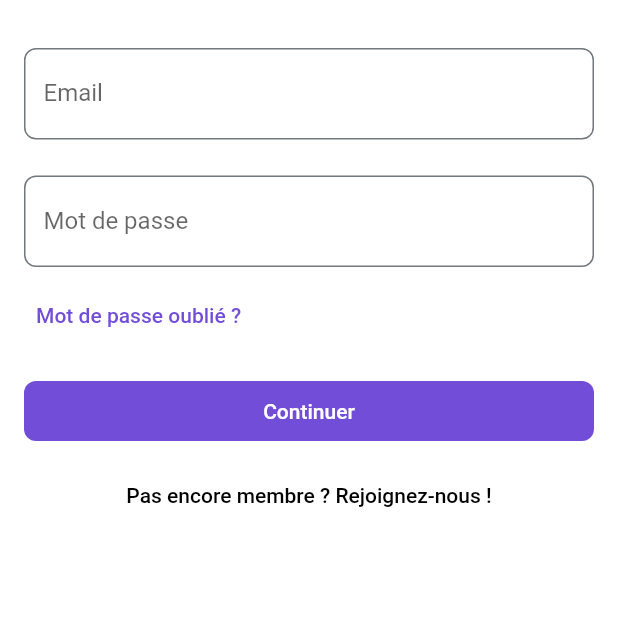
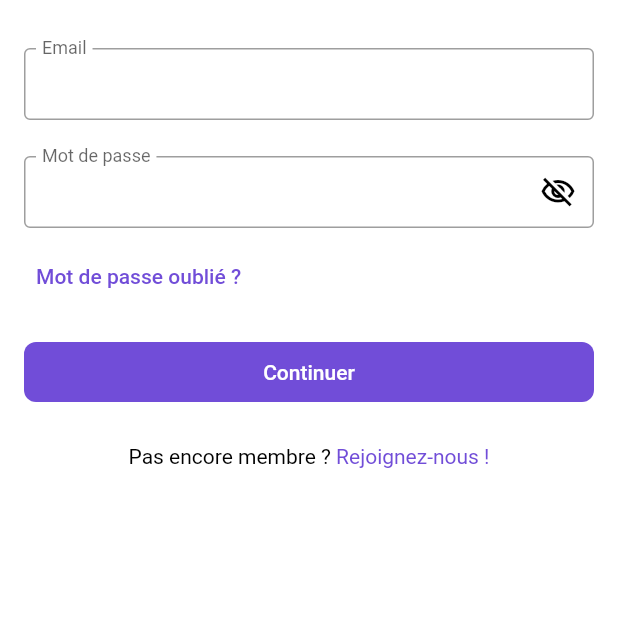
Before and after one commit to Swafe-app/swafe-app, a Flutter app: the LoginView screen opened by its route, on a phone screen of 412 x 824 dp, the top half of it. Run offline on Flutter 3.47's test engine with Material 2 defaults, Android fonts, the phone set to English and light mode, and no system bars; our stand-ins replace bloc, cloud_firestore, email_validator, firebase_auth, firebase_core, firebase_database and 6 more; missing offline and left inert: dartleaf; accounts and stored records are empty.

Commit message:
changed the style of the home page and the login page

```diff
--- a/lib/views/LoginRegister/login_view.dart
+++ b/lib/views/LoginRegister/login_view.dart
@@ -9,16 +9,19 @@ import 'package:swafe/views/MainView/home.dart';
 import 'package:swafe/views/LoginRegister/register.dart';
 
 class LoginView extends StatefulWidget {
+  const LoginView({super.key});
+
   @override
-  _LoginViewState createState() => _LoginViewState();
+  LoginViewState createState() => LoginViewState();
 }
 
-class _LoginViewState extends State<LoginView> {
+class LoginViewState extends State<LoginView> {
   bool isKeyboardVisible = false;
+  bool visiblePassword = false;
   bool isEmailValid = true;
   String email = '';
   String password = '';
-  FirebaseAuthService _authService = FirebaseAuthService();
+  final FirebaseAuthService _authService = FirebaseAuthService();
 
   @override
   void initState() {
@@ -39,51 +42,37 @@ class _LoginViewState extends State<LoginView> {
         }
       },
       child: Container(
-        padding: EdgeInsets.all(Spacing
+        padding: const EdgeInsets.all(Spacing
             .standard), // Utilisation de Spacing.standard pour la marge globale
         child: Column(
           mainAxisSize: MainAxisSize.min,
           children: [
             Padding(
-              padding: EdgeInsets.only(
-                  top: Spacing
-                      .standard), // Utilisation de Spacing.tripleExtraLarge pour la marge supérieure
+              padding: const EdgeInsets.only(top: Spacing.standard),
+              // Utilisation de Spacing.tripleExtraLarge pour la marge supérieure
               child: Container(
-                decoration: BoxDecoration(
-                  border: Border.all(
-                    color: MyColors.neutral40,
-                    width: 1.0,
+                decoration: const BoxDecoration(),
+                child: TextField(
+                  decoration: const InputDecoration(
+                    labelText: 'Email',
+                    border: OutlineInputBorder(),
+                    floatingLabelBehavior: FloatingLabelBehavior.always,
+                    contentPadding: EdgeInsets.all(Spacing
+                        .medium), // Utilisation de Spacing.medium pour le rembourrage
                   ),
-                  borderRadius: BorderRadius.circular(8.0),
-                ),
-                child: TextField(
                   onChanged: (value) {
                     setState(() {
                       email = value;
                       isEmailValid = EmailValidator.validate(email);
                     });
                   },
-                  decoration: InputDecoration(
-                    labelText: 'Email',
-                    border: InputBorder.none,
-                    contentPadding: EdgeInsets.all(Spacing
-                        .medium), // Utilisation de Spacing.medium pour le rembourrage
+                  keyboardType: TextInputType.emailAddress,
                 ),
               ),
             ),
-            ),
-            SizedBox(
-                height: Spacing
-                    .extraLarge), // Utilisation de Spacing.small pour l'espacement vertical
-            Container(
-              decoration: BoxDecoration(
-                border: Border.all(
-                  color: MyColors.neutral40,
-                  width: 1.0,
-                ),
-                borderRadius: BorderRadius.circular(8.0),
-              ),
-              child: TextField(
+            const SizedBox(height: Spacing.extraLarge),
+            // Utilisation de Spacing.small pour l'espacement vertical
+            TextField(
               onChanged: (value) {
                 setState(() {
                   password = value;
@@ -91,18 +80,25 @@ class _LoginViewState extends State<LoginView> {
               },
               decoration: InputDecoration(
                 labelText: 'Mot de passe',
-                  border: InputBorder.none,
-                  contentPadding: EdgeInsets.all(Spacing.medium),
-                ),
-                obscureText: true,
+                border: const OutlineInputBorder(),
+                floatingLabelBehavior: FloatingLabelBehavior.always,
+                contentPadding: const EdgeInsets.all(Spacing.medium),
+                suffixIcon: IconButton(
+                  onPressed: () =>
+                      setState(() => visiblePassword = !visiblePassword),
+                  icon: Icon(visiblePassword
+                      ? Icons.visibility_outlined
+                      : Icons.visibility_off_outlined),
+                  color: Colors.black,
                 ),
               ),
-            SizedBox(height: Spacing.small),
+              obscureText: visiblePassword,
+            ),
+            const SizedBox(height: Spacing.small),
             if (!isEmailValid)
-              Padding(
-                padding: EdgeInsets.only(
-                    left: Spacing
-                        .small), // Utilisation de Spacing.medium pour le padding
+              const Padding(
+                padding: EdgeInsets.only(left: Spacing.small),
+                // Utilisation de Spacing.medium pour le padding
                 child: Text(
                   "Veuillez saisir une adresse e-mail valide",
                   style: TextStyle(
@@ -111,13 +107,13 @@ class _LoginViewState extends State<LoginView> {
                   ),
                 ),
               ),
-            SizedBox(height: Spacing.none),
+            const SizedBox(height: Spacing.none),
             TextButton(
               onPressed: () {},
               style: TextButton.styleFrom(
                 alignment: Alignment.centerLeft,
               ),
-              child: Align(
+              child: const Align(
                 alignment: Alignment.centerLeft,
                 child: Text(
                   "Mot de passe oublié ?",
@@ -127,9 +123,8 @@ class _LoginViewState extends State<LoginView> {
                 ),
               ),
             ),
-            SizedBox(
-                height: Spacing
-                    .standard), // Utilisation de Spacing.standard pour l'espacement vertical
+            const SizedBox(height: Spacing.standard),
+            // Utilisation de Spacing.standard pour l'espacement vertical
             Column(
               children: [
                 ElevatedButton(
@@ -167,16 +162,16 @@ class _LoginViewState extends State<LoginView> {
                   ),
                   child: Container(
                     width: double.infinity,
-                    padding: EdgeInsets.symmetric(
+                    padding: const EdgeInsets.symmetric(
                       vertical: Spacing
                           .medium, // Utilisation de Spacing.medium pour le rembourrage vertical
                     ),
-                    child: Center(
+                    child: const Center(
                       child: Text('Continuer'),
                     ),
                   ),
                 ),
-                SizedBox(height: Spacing.small),
+                const SizedBox(height: Spacing.small),
                 ElevatedButton(
                   onPressed: () {
                     Navigator.push(
@@ -196,22 +191,28 @@ class _LoginViewState extends State<LoginView> {
                   ),
                   child: Container(
                     width: double.infinity,
-                    padding: EdgeInsets.symmetric(
+                    padding: const EdgeInsets.symmetric(
                       vertical: Spacing.medium,
                     ),
                     child: Center(
-                      child: Text(
-                        "Pas encore membre ? Rejoignez-nous !",
+                      child: RichText(
+                        text: const TextSpan(children: [
+                          TextSpan(
+                              text: "Pas encore membre ? ",
+                              style: TextStyle(color: Colors.black)),
+                          TextSpan(
+                            text: "Rejoignez-nous !",
                             style: TextStyle(
-                          color: Colors.black,
+                              color: MyColors.secondary40,
+                            ),
+                          ),
+                        ]),
                       ),
                     ),
                   ),
                 ),
-                ),
-                SizedBox(
-                    height: Spacing
-                        .huge), // Utilisation de Spacing.huge pour l'espacement vertical
+                const SizedBox(height: Spacing.huge),
+                // Utilisation de Spacing.huge pour l'espacement vertical
               ],
             ),
           ],
@@ -220,9 +221,3 @@ class _LoginViewState extends State<LoginView> {
     );
   }
 }
-
-void main() {
-  runApp(MaterialApp(
-    home: LoginView(),
-  ));
-}
--- a/lib/views/LoginRegister/welcome_view.dart
+++ b/lib/views/LoginRegister/welcome_view.dart
@@ -79,20 +79,35 @@ class WelcomeView extends StatelessWidget {
                           padding: EdgeInsets.symmetric(vertical: Spacing.standard),
                           // Utilisation de la constante Spacing.standard pour l'espacement vertical.
                           child: Center(
-                            child: Text.rich(
+                            child: RichText(
+                                text: TextSpan(
+                                  children: [
                                     TextSpan(
-                                text: "Tu as déjà un compte ? Se connecter",
+                                      text: "Tu as déjà un compte ? ",
+                                      style: typographyList
+                                          .firstWhere((element) =>
+                                      element.name == "Body XLarge Regular")
+                                          .style,
                                       recognizer: TapGestureRecognizer()
                                         ..onTap = () {
                                           _showLoginBottomSheet(
                                               context); // Afficher la feuille de bas de connexion.
                                         },
-                                style:
-                                typographyList
+                                    ),
+                                    TextSpan(
+                                      text: "Se connecter",
+                                      style: typographyList
                                           .firstWhere((element) =>
-                                element.name == "Title Small Medium")
+                                      element.name == "Body XLarge Medium")
                                           .style,
-                              ),
+                                      recognizer: TapGestureRecognizer()
+                                        ..onTap = () {
+                                          _showLoginBottomSheet(
+                                              context); // Afficher la feuille de bas de connexion.
+                                        },
+                                    )
+                                  ],
+                                )
                             ),
                           )),
                       ElevatedButton(
```
Also changed, not shown: pubspec.lock. Lines whose indentation alone changed are shown as unchanged.
